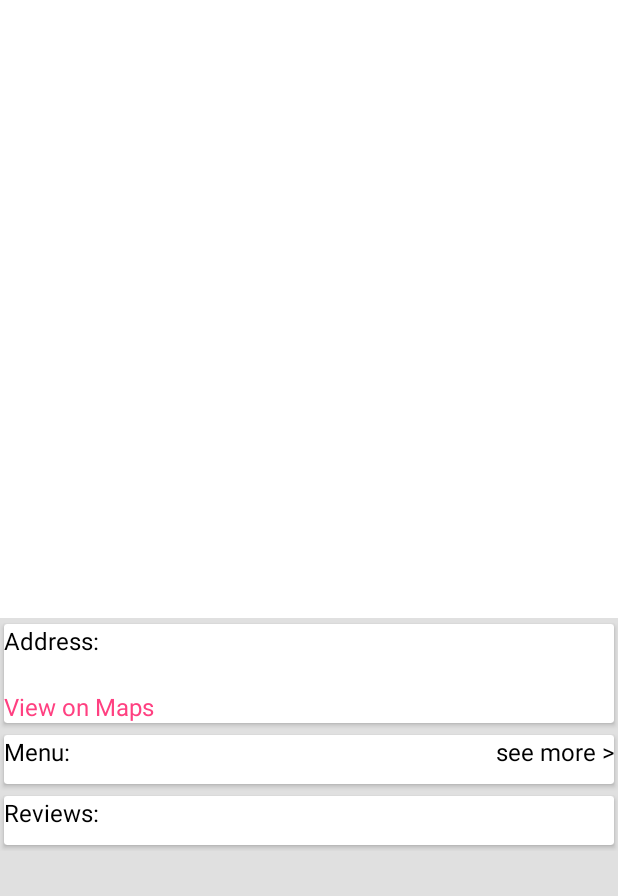
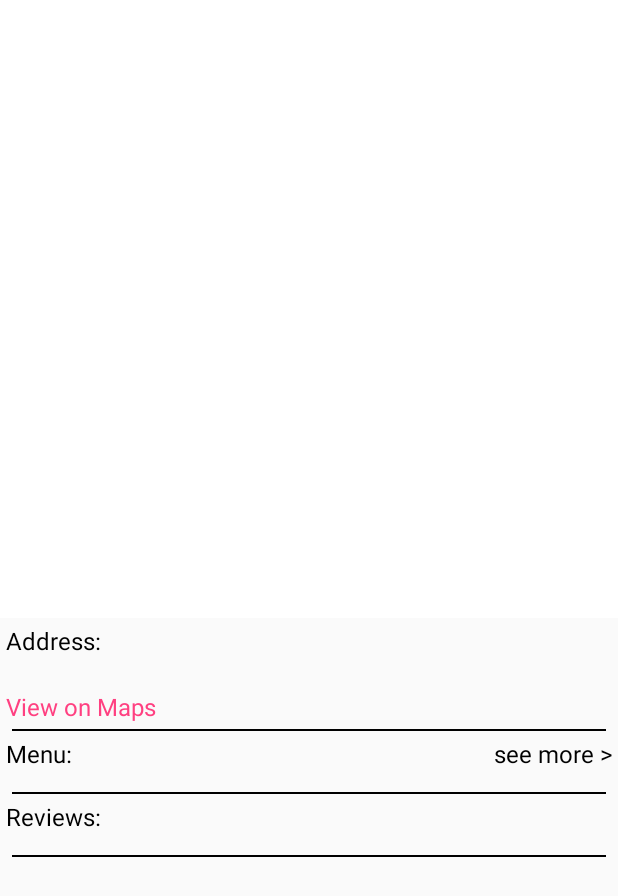
Before and after one commit to prekshasingla/Binge, an Android app: the layout fragment_detail.xml on its own in the app's theme, with its tools: preview values and no code run, on a phone screen of 412 x 824 dp. Shown: the top 896 px of the screen. Run offline under Robolectric (Android 15) with nearby library versions, the phone set to English and light mode, and no system bars.

Commit message:
removed cards from detail screen

```diff
--- a/app/src/main/res/layout/fragment_detail.xml
+++ b/app/src/main/res/layout/fragment_detail.xml
@@ -4,7 +4,7 @@
     android:layout_width="match_parent"
     android:layout_height="match_parent"
     android:fitsSystemWindows="true"
-    android:background="@color/recycler_view">
+    >
 
     <android.support.design.widget.AppBarLayout
         android:id="@+id/app_bar_layout"
@@ -54,18 +54,9 @@
         <LinearLayout
             android:layout_width="match_parent"
             android:layout_height="match_parent"
-            android:orientation="vertical">
-        <android.support.v7.widget.CardView
-            android:layout_width="match_parent"
-            android:layout_height="wrap_content"
-            android:id="@+id/card_view_address"
-            card_view:cardCornerRadius="@dimen/cardview_default_radius"
-            card_view:cardUseCompatPadding="true"
-            card_view:cardPreventCornerOverlap="true"
-            android:elevation="@dimen/cardview_default_elevation"
-            xmlns:android="http://schemas.android.com/apk/res/android"
-            xmlns:card_view="http://schemas.android.com/apk/res-auto"
-            style="@style/CardView.Light">
+            android:orientation="vertical"
+            android:layout_margin="4dp"
+            >
             <LinearLayout
                 android:layout_width="match_parent"
                 android:layout_height="match_parent"
@@ -97,20 +88,15 @@
                 android:lineSpacingMultiplier="@fraction/detail_body_line_spacing_multiplier"
                 />
             </LinearLayout>
+            <View
+                android:layout_width="fill_parent"
+                android:layout_height="1dp"
+                android:padding="4dp"
+                android:layout_margin="4dp"
+                android:background="@color/pitch_black"
+                android:id="@+id/separatorLine1"
+                />
 
-
-        </android.support.v7.widget.CardView>
-        <android.support.v7.widget.CardView
-            android:layout_width="match_parent"
-            android:layout_height="wrap_content"
-            android:id="@+id/card_view_menu"
-            card_view:cardCornerRadius="@dimen/cardview_default_radius"
-            card_view:cardUseCompatPadding="true"
-            card_view:cardPreventCornerOverlap="true"
-            android:elevation="@dimen/cardview_default_elevation"
-            xmlns:android="http://schemas.android.com/apk/res/android"
-            xmlns:card_view="http://schemas.android.com/apk/res-auto"
-            style="@style/CardView.Light">
             <LinearLayout
                 android:layout_width="match_parent"
                 android:layout_height="match_parent"
@@ -156,21 +142,15 @@
             </HorizontalScrollView>
             </LinearLayout>
 
+            <View
+                android:layout_width="fill_parent"
+                android:layout_height="1dp"
+                android:padding="4dp"
+                android:layout_margin="4dp"
+                android:background="@color/pitch_black"
+                android:id="@+id/separatorLine2"
+                />
 
-        </android.support.v7.widget.CardView>
-
-
-            <android.support.v7.widget.CardView
-                android:layout_width="match_parent"
-                android:layout_height="wrap_content"
-                android:id="@+id/card_view_review"
-                card_view:cardCornerRadius="@dimen/cardview_default_radius"
-                card_view:cardUseCompatPadding="true"
-                card_view:cardPreventCornerOverlap="true"
-                android:elevation="@dimen/cardview_default_elevation"
-                xmlns:android="http://schemas.android.com/apk/res/android"
-                xmlns:card_view="http://schemas.android.com/apk/res-auto"
-                style="@style/CardView.Light">
                 <LinearLayout
                     android:layout_width="match_parent"
                     android:layout_height="match_parent"
@@ -204,9 +184,16 @@
                             android:padding="5dp"/>
                     </HorizontalScrollView>
                 </LinearLayout>
+            <View
+                android:layout_width="fill_parent"
+                android:layout_height="1dp"
+                android:padding="4dp"
+                android:layout_margin="4dp"
+                android:background="@color/pitch_black"
+                android:id="@+id/separatorLine3"
+               />
 
 
-            </android.support.v7.widget.CardView>
         </LinearLayout>
     </android.support.v4.widget.NestedScrollView>
 
```
